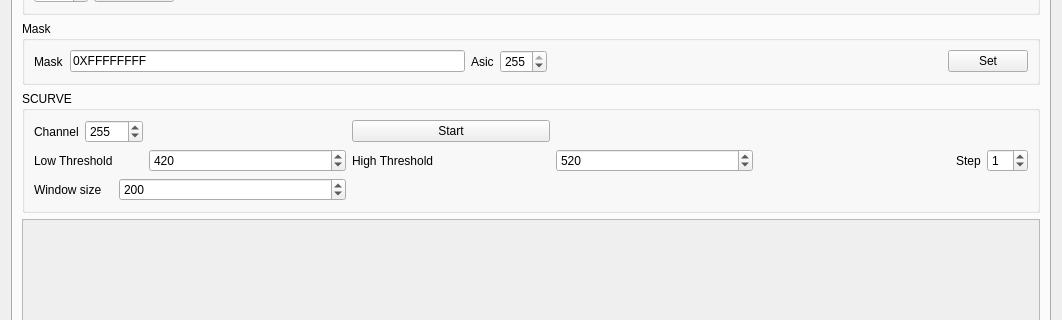
mirabitl/lydaq, file qt/daqui.ui: the form before one commit; both pictures show x 0 to 1062 and y 356 to 676 of the 1062 by 887 pixel window.
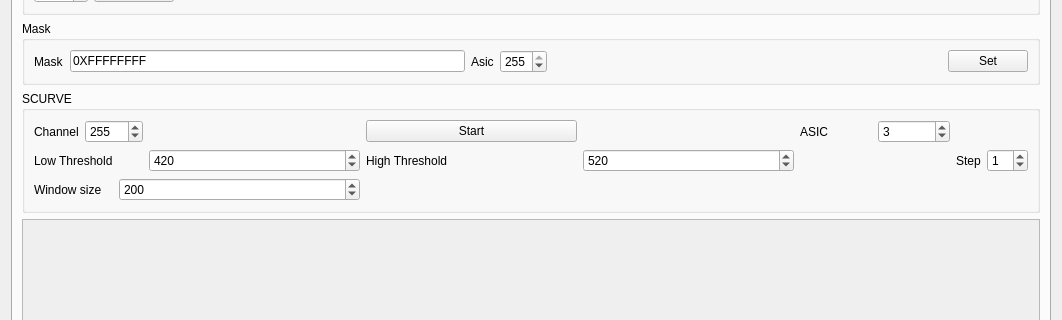
The form after the commit. The open tabs and pages were chosen to show the change.

Commit message: Add ASIC Mask support

Patch:
```diff
--- a/qt/daqui.ui
+++ b/qt/daqui.ui
@@ -94,7 +94,7 @@
           <item row="0" column="1">
            <widget class="QLineEdit" name="LEConfiguration">
             <property name="text">
-             <string>testv2_17</string>
+             <string>testv2_18</string>
             </property>
            </widget>
           </item>
@@ -548,6 +548,20 @@
             </property>
            </spacer>
           </item>
+          <item row="0" column="6">
+           <widget class="QLabel" name="label_20">
+            <property name="text">
+             <string>ASIC</string>
+            </property>
+           </widget>
+          </item>
+          <item row="0" column="7">
+           <widget class="QSpinBox" name="SBPR2">
+            <property name="value">
+             <number>3</number>
+            </property>
+           </widget>
+          </item>
           <item row="1" column="0" colspan="2">
            <widget class="QLabel" name="label_9">
             <property name="text">
@@ -588,7 +602,7 @@
             </property>
            </widget>
           </item>
-          <item row="1" column="6">
+          <item row="1" column="6" colspan="2">
            <spacer name="horizontalSpacer_5">
             <property name="orientation">
              <enum>Qt::Horizontal</enum>
@@ -601,14 +615,14 @@
             </property>
            </spacer>
           </item>
-          <item row="1" column="7">
+          <item row="1" column="8">
            <widget class="QLabel" name="label_11">
             <property name="text">
              <string>Step</string>
             </property>
            </widget>
           </item>
-          <item row="1" column="8">
+          <item row="1" column="9">
            <widget class="QSpinBox" name="SBStep">
             <property name="value">
              <number>1</number>
```
The commit also changes 2 other files.
